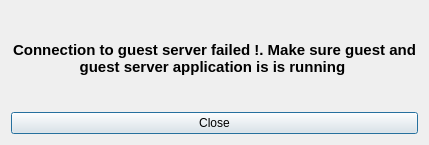
casualsnek/cassowary, file app-linux/src/cassowary/gui/qtui_files/notice.ui: the form before one commit.
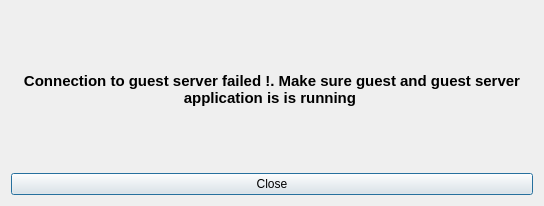
The form after the commit.

Diff of the .ui file:
```diff
--- a/app-linux/src/cassowary/gui/qtui_files/notice.ui
+++ b/app-linux/src/cassowary/gui/qtui_files/notice.ui
@@ -6,8 +6,8 @@
    <rect>
     <x>0</x>
     <y>0</y>
-    <width>429</width>
-    <height>145</height>
+    <width>544</width>
+    <height>206</height>
    </rect>
   </property>
   <property name="windowTitle">
```
